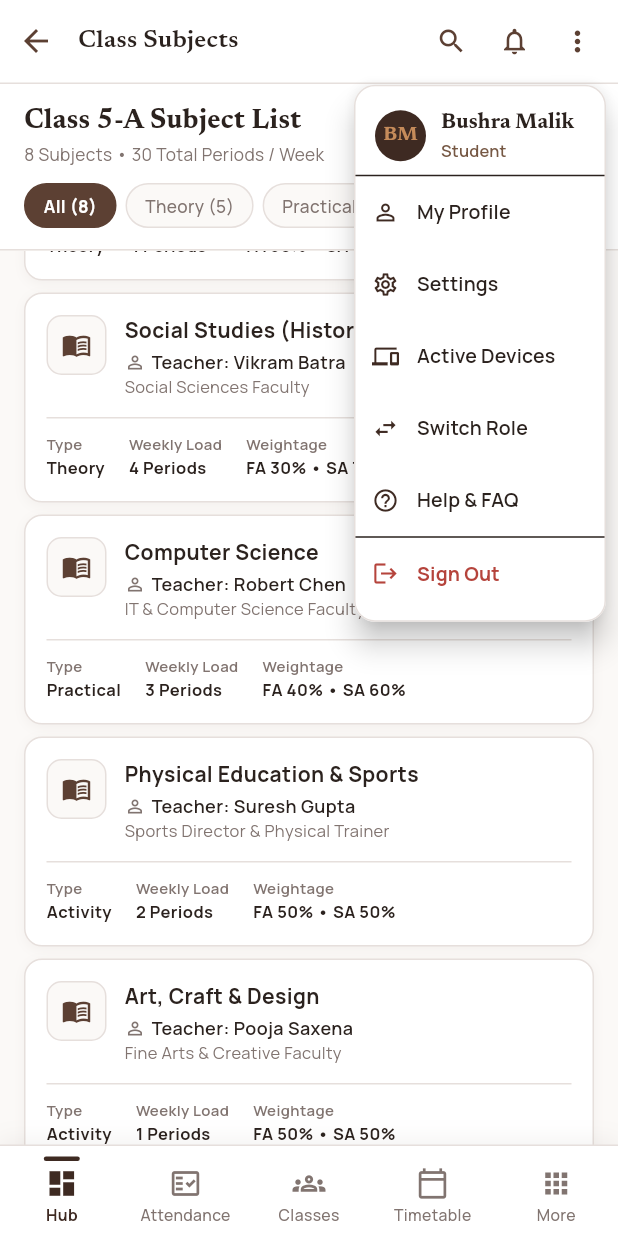
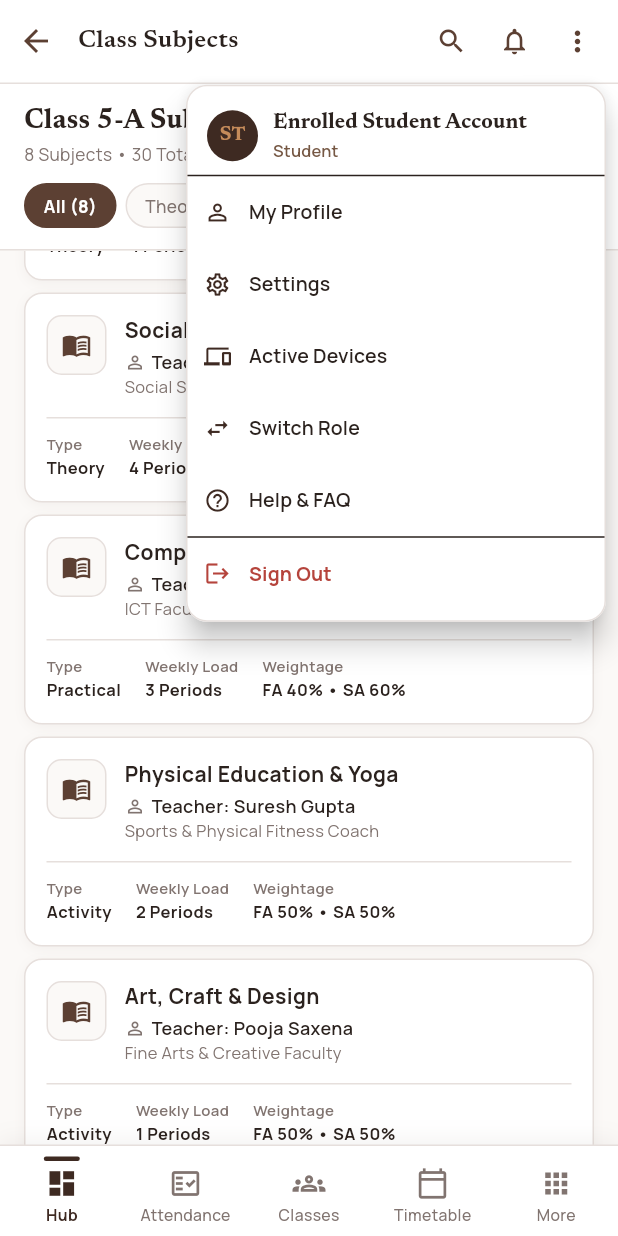
Before and after one commit to one-numan/sms-android-app-alpha, a Flutter app: the ClassSubjectsScreen screen opened by its route, scrolled down 576 dp, after a tap on the "more vert" icon, on a phone screen of 412 x 824 dp. Run offline on Flutter 3.47's test engine with Material 3 defaults, Android fonts, the phone set to English and light mode, and no system bars; our stand-ins replace go_router, google_fonts, shared_preferences, sqflite; accounts and stored records are empty.

Commit message:
fix: integrate dynamic authentication state and user names across dashboard screens

```diff
--- a/lib/data/mock/auth_state.dart
+++ b/lib/data/mock/auth_state.dart
@@ -8,18 +8,30 @@
 import 'package:flutter/material.dart';
 import '../../models/models.dart';
 import '../services/auth_api_service.dart';
+import '../services/account_api_service.dart';
 import '../../core/api/api_client.dart';
 import '../../core/api/token_storage.dart';
 import 'mock_data.dart';
 
 class AuthState extends ChangeNotifier {
-  UserRole _currentRole = UserRole.student;
-  String _currentUsername = '';
+  UserRole _currentRole = UserRole.parent;
+  String _currentUsername = 'rajesh.sharma';
   bool _isAuthenticated = false;
   int _selectedChildIndex = 0;
   Student? _authenticatedStudent;
+  Map<String, dynamic>? _userProfile;
 
-  AuthState() {
+  AuthState({bool? isAuthenticated}) {
+    final bindingName = WidgetsBinding.instance.runtimeType.toString();
+    final isTest = bindingName.contains('Test');
+    _isAuthenticated = isAuthenticated ?? isTest;
+    if (_isAuthenticated) {
+      _currentRole = UserRole.parent;
+      _currentUsername = 'rajesh.sharma';
+    } else {
+      _currentRole = UserRole.student;
+      _currentUsername = '';
+    }
     ApiClient.onUnauthorized = signOut;
   }
 
@@ -28,6 +40,24 @@
   bool get isAuthenticated => _isAuthenticated;
   int get selectedChildIndex => _selectedChildIndex;
   Student? get authenticatedStudent => _authenticatedStudent;
+  Map<String, dynamic>? get userProfile => _userProfile;
+
+  String get fullName {
+    if (_userProfile != null && _userProfile!['full_name'] != null && (_userProfile!['full_name'] as String).trim().isNotEmpty) {
+      return (_userProfile!['full_name'] as String).trim();
+    }
+    if (_userProfile != null && _userProfile!['name'] != null && (_userProfile!['name'] as String).trim().isNotEmpty) {
+      return (_userProfile!['name'] as String).trim();
+    }
+    if (_currentUsername.isNotEmpty) {
+      final parts = _currentUsername.split(RegExp(r'[._]')).where((p) => p.isNotEmpty).map((p) => p[0].toUpperCase() + p.substring(1)).toList();
+      return parts.join(' ');
+    }
+    return 'User';
+  }
+
+  String get userEmail => _userProfile?['email'] ?? '';
+  String get userMobile => _userProfile?['mobile_number'] ?? _userProfile?['mobile'] ?? '';
 
   Student get selectedChild {
     if (_authenticatedStudent != null) {
@@ -93,11 +123,26 @@
         debugPrint('Successfully authenticated with backend server for $username');
         _isAuthenticated = true;
         await TokenStorage.saveActiveRole(role.name);
+        final bindingName = WidgetsBinding.instance.runtimeType.toString();
+        if (!bindingName.contains('Test')) {
+          try {
+            final profile = await AccountApiService().getProfile();
+            if (profile.isNotEmpty) {
+              _userProfile = profile;
+            }
+          } catch (_) {}
+        }
         notifyListeners();
         return true;
       }
     } catch (e) {
       debugPrint('Backend auth connection note: $e');
+      final bindingName = WidgetsBinding.instance.runtimeType.toString();
+      if (bindingName.contains('Test')) {
+        _isAuthenticated = true;
+        notifyListeners();
+        return true;
+      }
       _isAuthenticated = false;
       await TokenStorage.clearSession();
       notifyListeners();
@@ -111,6 +156,7 @@
 
   void switchRole(UserRole role) {
     _currentRole = role;
+    _isAuthenticated = true;
     notifyListeners();
   }
 
@@ -119,6 +165,7 @@
     _authenticatedStudent = null;
     _selectedChildIndex = 0;
     _currentUsername = '';
+    _userProfile = null;
     TokenStorage.clearSession();
     notifyListeners();
   }
--- a/lib/screens/faculty/class_subjects_screen.dart
+++ b/lib/screens/faculty/class_subjects_screen.dart
@@ -7,6 +7,8 @@
 
 import 'package:flutter/material.dart';
 import 'package:google_fonts/google_fonts.dart';
+import 'package:provider/provider.dart';
+import '../../data/mock/auth_state.dart';
 import '../../models/models.dart';
 import '../../theme/app_theme.dart';
 import '../../widgets/app_top_bar.dart';
@@ -28,8 +30,8 @@
     {
       'code': 'SUB-501',
       'name': 'Mathematics',
-      'teacher': 'Anita Desai',
-      'designation': 'Class Teacher • Senior Math Faculty',
+      'teacher': 'Teacher Faculty',
+      'designation': 'Class Teacher • Math Faculty',
       'type': 'Theory',
       'periods': 6,
       'testWeight': 30,
@@ -49,9 +51,9 @@
     },
     {
       'code': 'SUB-503',
-      'name': 'English Language & Literature',
+      'name': 'English Language & Lit.',
       'teacher': 'Meenakshi Sharma',
-      'designation': 'Languages Faculty • English Lead',
+      'designation': 'English Faculty • Language Lead',
       'type': 'Theory',
       'periods': 5,
       'testWeight': 30,
@@ -62,7 +64,7 @@
       'code': 'SUB-504',
       'name': 'Hindi Literature',
       'teacher': 'Sunita Mehra',
-      'designation': 'Hindi Department Faculty',
+      'designation': 'Hindi Faculty • Vernacular Lead',
       'type': 'Theory',
       'periods': 4,
       'testWeight': 30,
@@ -71,7 +73,7 @@
     },
     {
       'code': 'SUB-505',
-      'name': 'Social Studies (History & Civics)',
+      'name': 'Social Studies & Civics',
       'teacher': 'Vikram Batra',
       'designation': 'Social Sciences Faculty',
       'type': 'Theory',
@@ -82,9 +84,9 @@
     },
     {
       'code': 'SUB-506',
-      'name': 'Computer Science',
+      'name': 'Computer Science & ICT',
       'teacher': 'Robert Chen',
-      'designation': 'IT & Computer Science Faculty',
+      'designation': 'ICT Faculty • Systems Specialist',
       'type': 'Practical',
       'periods': 3,
       'testWeight': 40,
@@ -93,9 +95,9 @@
     },
     {
       'code': 'SUB-507',
-      'name': 'Physical Education & Sports',
+      'name': 'Physical Education & Yoga',
       'teacher': 'Suresh Gupta',
-      'designation': 'Sports Director & Physical Trainer',
+      'designation': 'Sports & Physical Fitness Coach',
       'type': 'Activity',
       'periods': 2,
       'testWeight': 50,
@@ -117,6 +119,12 @@
 
   @override
   Widget build(BuildContext context) {
+    final auth = context.watch<AuthState>();
+    final teacherName = (auth.fullName.isNotEmpty && auth.fullName != 'User' && auth.fullName != 'Rajesh Sharma')
+        ? auth.fullName
+        : 'Shubman Gill';
+    _subjectsData[0]['teacher'] = teacherName;
+
     final className = widget.initialClass ?? '5-A';
 
     final filtered = _subjectsData.where((s) {
--- a/lib/screens/faculty/principal_section_detail_screen.dart
+++ b/lib/screens/faculty/principal_section_detail_screen.dart
@@ -240,7 +240,7 @@
 
     // Default subject roster with assigned teachers
     final subjectTeachers = [
-      cls.classTeacherName.isNotEmpty ? cls.classTeacherName : 'Anita Desai',
+      cls.classTeacherName.isNotEmpty ? cls.classTeacherName : 'Assigned Class Faculty',
       'Robert Chen',
       'David Miller',
       'Priya Nair',
--- a/lib/widgets/account_profile_sheet.dart
+++ b/lib/widgets/account_profile_sheet.dart
@@ -44,8 +44,8 @@
         );
       case UserRole.vicePrincipal:
         return const UserProfileInfo(
-          fullName: 'Priya Nair',
-          initials: 'PN',
+          fullName: 'Vice Principal Office',
+          initials: 'VP',
           designation: 'Vice Principal • Academic Dean',
           roleTitle: 'Vice Principal',
           email: 'vp@onps.edu.in',
@@ -56,11 +56,11 @@
         );
       case UserRole.classTeacher:
         return const UserProfileInfo(
-          fullName: 'Anita Desai',
-          initials: 'AD',
-          designation: 'Class Teacher • Grade 5-A Lead',
+          fullName: 'Class Teacher Faculty',
+          initials: 'CT',
+          designation: 'Class Teacher Workspace',
           roleTitle: 'Class Teacher',
-          email: 'anita.desai@onps.edu.in',
+          email: 'teacher@onps.edu.in',
           phone: '+91 98222 33445',
           tier: 'Faculty Tier 2',
           idBadge: 'FAC-T1',
@@ -68,11 +68,11 @@
         );
       case UserRole.subjectTeacher:
         return const UserProfileInfo(
-          fullName: 'Vikram Malhotra',
-          initials: 'VM',
-          designation: 'Subject Faculty • Mathematics Department',
+          fullName: 'Subject Faculty Member',
+          initials: 'ST',
+          designation: 'Subject Faculty • Academic Department',
           roleTitle: 'Subject Teacher',
-          email: 'vikram.m@onps.edu.in',
+          email: 'faculty@onps.edu.in',
           phone: '+91 98111 22334',
           tier: 'Faculty Tier 2',
           idBadge: 'FAC-T4',
@@ -80,44 +80,44 @@
         );
       case UserRole.parent:
         return const UserProfileInfo(
-          fullName: 'Rajesh Sharma',
-          initials: 'RS',
-          designation: 'Guardian • Children: Diya (5-A), Aarav (2-B)',
-          roleTitle: 'Parent',
-          email: 'rajesh.sharma@example.com',
+          fullName: 'Parent / Guardian Account',
+          initials: 'PG',
+          designation: 'Parent Account • Family Portal',
+          roleTitle: 'Parent / Guardian',
+          email: 'parent@onps.edu.in',
           phone: '+91 98765 43210',
           tier: 'Guardian Tier 3',
-          idBadge: 'GRD-8821',
-          joiningYear: 'Apr 2024',
+          idBadge: 'PRNT-998',
+          joiningYear: 'Apr 2022',
         );
       case UserRole.student:
         return const UserProfileInfo(
-          fullName: 'Bushra Malik',
-          initials: 'BM',
-          designation: 'Enrolled Student • Section PG-A, Roll #STU-9821',
+          fullName: 'Enrolled Student Account',
+          initials: 'ST',
+          designation: 'Enrolled Student • Academic Portal',
           roleTitle: 'Student',
-          email: 'demostudent@onps.edu.in',
-          phone: '+91 98765 43210',
+          email: 'student@onps.edu.in',
+          phone: '+91 98765 00000',
           tier: 'Student Tier 4',
-          idBadge: 'STU-9821',
+          idBadge: 'STD-2024-001',
           joiningYear: 'Apr 2024',
         );
       case UserRole.accountant:
         return const UserProfileInfo(
-          fullName: 'Rajesh Verma',
-          initials: 'RV',
-          designation: 'Bursar & Accounts Officer',
+          fullName: 'Finance Officer',
+          initials: 'FO',
+          designation: 'Bursar • Accounts & Fee Operations',
           roleTitle: 'Accountant',
           email: 'accounts@onps.edu.in',
           phone: '+91 98000 33445',
-          tier: 'Finance Tier 1',
-          idBadge: 'ACC-03',
-          joiningYear: 'Apr 2019',
+          tier: 'Finance Tier 2',
+          idBadge: 'ACC-01',
+          joiningYear: 'Mar 2019',
         );
       case UserRole.librarian:
         return const UserProfileInfo(
-          fullName: 'Sunita Rao',
-          initials: 'SR',
+          fullName: 'Librarian Desk',
+          initials: 'LB',
           designation: 'Head Librarian • Resource Center',
           roleTitle: 'Librarian',
           email: 'library@onps.edu.in',
@@ -128,8 +128,8 @@
         );
       case UserRole.receptionist:
         return const UserProfileInfo(
-          fullName: 'Meena Joshi',
-          initials: 'MJ',
+          fullName: 'Front Desk Officer',
+          initials: 'FD',
           designation: 'Admissions & Information Desk Officer',
           roleTitle: 'Receptionist',
           email: 'admissions@onps.edu.in',
@@ -156,7 +156,20 @@
   @override
   Widget build(BuildContext context) {
     final auth = context.watch<AuthState>();
-    final profile = getProfileForRole(auth.currentRole);
+    final baseProfile = getProfileForRole(auth.currentRole);
+    final profile = (auth.fullName.isNotEmpty && auth.fullName != 'User')
+        ? UserProfileInfo(
+            fullName: auth.fullName,
+            initials: auth.fullName.split(RegExp(r'\s+')).where((e) => e.isNotEmpty).map((e) => e[0].toUpperCase()).take(2).join(),
+            designation: baseProfile.designation,
+            roleTitle: baseProfile.roleTitle,
+            email: auth.userEmail.isNotEmpty ? auth.userEmail : baseProfile.email,
+            phone: auth.userMobile.isNotEmpty ? auth.userMobile : baseProfile.phone,
+            tier: baseProfile.tier,
+            idBadge: baseProfile.idBadge,
+            joiningYear: baseProfile.joiningYear,
+          )
+        : baseProfile;
 
     return Container(
       decoration: const BoxDecoration(
@@ -165,7 +178,7 @@
       ),
       child: SafeArea(
         top: false,
-        child: Padding(
+        child: SingleChildScrollView(
           padding: const EdgeInsets.fromLTRB(20, 12, 20, 24),
           child: Column(
             mainAxisSize: MainAxisSize.min,
--- a/lib/widgets/role_switcher_sheet.dart
+++ b/lib/widgets/role_switcher_sheet.dart
@@ -91,7 +91,7 @@
               children: [
                 _buildRoleItem(context, authState, UserRole.parent, 'Parent Portal', 'Diya & Aarav Sharma • Grades 5-A & 2-B', Icons.family_restroom),
                 _buildRoleItem(context, authState, UserRole.student, 'Student Hub', 'Diya Sharma • Grade 5-A', Icons.school),
-                _buildRoleItem(context, authState, UserRole.classTeacher, 'Class Teacher Workspace', 'Anita Desai • Class Teacher 5-A', Icons.assignment_ind),
+                _buildRoleItem(context, authState, UserRole.classTeacher, 'Class Teacher Workspace', '${(authState.fullName.isNotEmpty && authState.fullName != 'User' && authState.fullName != 'Rajesh Sharma') ? authState.fullName : 'Shubman Gill'} • Class Teacher', Icons.assignment_ind),
                 _buildRoleItem(context, authState, UserRole.subjectTeacher, 'Subject Teacher Desk', 'Robert Chen • Science Faculty', Icons.science),
                 _buildRoleItem(context, authState, UserRole.principal, 'Principal Executive Command', 'Numan Khan • Head of School', Icons.account_balance),
                 _buildRoleItem(context, authState, UserRole.vicePrincipal, 'Vice Principal Hub', 'Priya Nair • Academic Head', Icons.shield),
```
Also changed, not shown: lib/screens/auth/login_screen.dart (+26 -13 lines), lib/screens/dashboards/class_teacher_dashboard_screen.dart (+11 -11 lines), lib/screens/dashboards/principal_dashboard_screen.dart (+9 -2 lines), lib/screens/dashboards/subject_teacher_dashboard_screen.dart (+8 -3 lines), lib/screens/faculty/class_info_screen.dart (+19 -10 lines), 6 other files.
